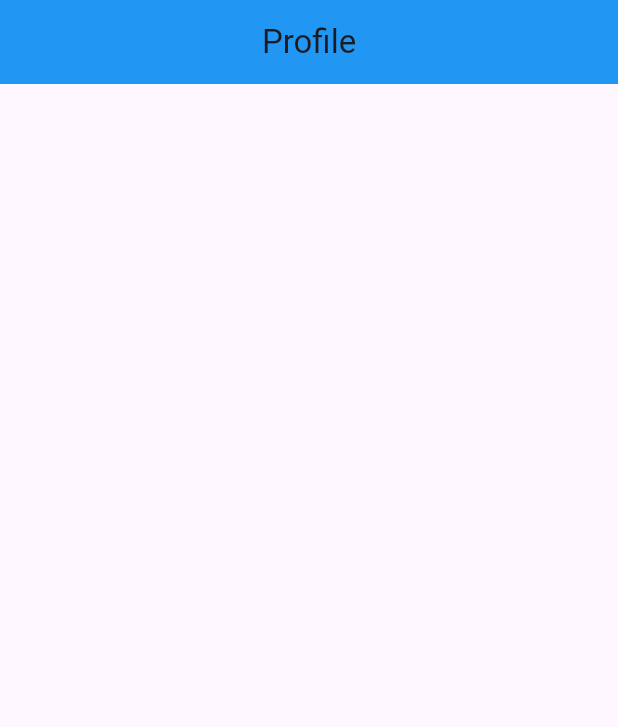
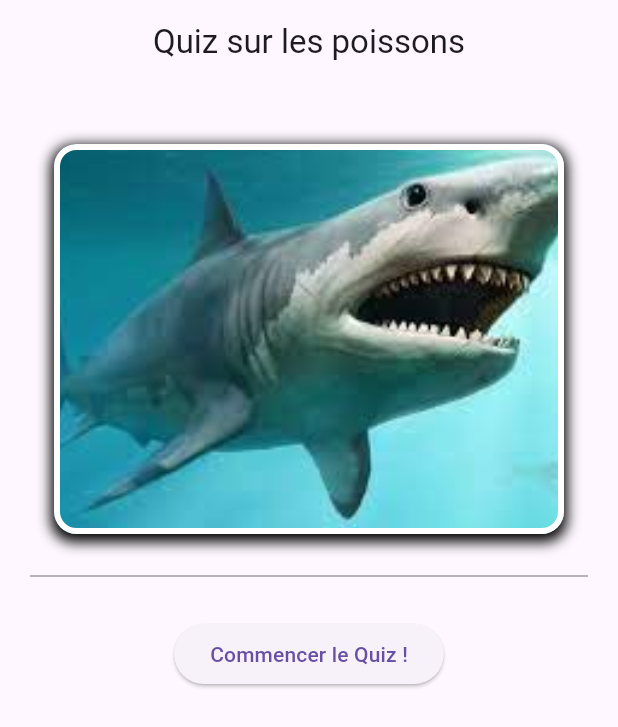
Before and after one commit to EliotGIRAUD/flutter, a Flutter app: the screen it shows after launch, on a phone screen of 412 x 824 dp. Shown: the top 727 px of the screen. Run offline on Flutter 3.47's test engine with Material 3 defaults, Android fonts, the phone set to English and light mode, and no system bars; our stand-ins replace image_picker.

Commit message:
EXO 1,2,3.

```diff
--- a/lib/main.dart
+++ b/lib/main.dart
@@ -2,7 +2,7 @@ import 'package:flutter/material.dart';
 import './screens/exo1.dart';
 import './screens/exo2.dart';
 import './screens/exo3.dart';
-import './screens/exo4.dart';
+import './screens/exo4Home.dart';
 
 void main() {
   runApp(const MainApp());
@@ -15,7 +15,7 @@ class MainApp extends StatelessWidget {
   Widget build(BuildContext context) {
     return const MaterialApp(
       debugShowCheckedModeBanner: false,
-      home: Ex4Screen(),
+      home: HomePage(),
     );
   }
 }
--- a/lib/screens/exo4.dart
+++ b/lib/screens/exo4.dart
@@ -1,23 +1,89 @@
 import 'package:flutter/material.dart';
 
-class Ex4Screen extends StatelessWidget {
-  const Ex4Screen({super.key});
+class Question {
+  String question;
+  bool isTrue;
+  String explanation;
+  String path;
 
+  Question({
+    required this.question,
+    required this.isTrue,
+    required this.explanation,
+    required this.path
+  });
+}
+
+List<Question> questions = [
+  Question(
+      question:"Un poisson peut cligner des yeux.",
+      isTrue:false,
+      explanation:"Les poissons n'ont pas de paupières, ils ne peuvent donc pas cligner des yeux. Leur environnement aquatique maintient leurs yeux constamment humides.",
+      path:"./assets/cligne.jpg"
+  ),
+  Question(
+      question:"Les poissons rouges ont une mémoire de seulement 3 secondes.",
+      isTrue:false,
+      explanation:"Contrairement à la croyance populaire, les poissons rouges ont une mémoire qui peut durer plusieurs mois ! Ils peuvent même être entraînés à reconnaître des formes et des sons.",
+      path:"./assets/memoire.jpg"
+  ),
+  Question(
+      question:"Certains poissons peuvent produire de l'électricité.",
+      isTrue:true,
+      explanation:"Des poissons comme l'anguille électrique génèrent de l'électricité pour se défendre et chasser. Ils peuvent produire des décharges allant jusqu'à 600 volts !",
+      path:"./assets/poissonelectrique.jpg"
+  ),
+  Question(
+      question:"Les requins doivent constamment nager pour ne pas couler.",
+      isTrue:true,
+      explanation:"Certains requins, comme le grand requin blanc, doivent nager en permanence pour faire circuler l’eau dans leurs branchies et ainsi respirer.",
+      path:"./assets/requin.jpg"
+  ),
+  Question(
+      question:"Tous les poissons pondent des œufs.",
+      isTrue:false,
+      explanation:"Certains poissons, comme le guppy, sont ovovivipares : ils donnent naissance à des petits déjà formés plutôt que de pondre des œufs.",
+      path:"./assets/esturgeon.jpg"
+  ),
+  Question(
+      question:"Les poissons peuvent dormir.",
+      isTrue:true,
+      explanation:"Bien qu'ils ne ferment pas les yeux, les poissons entrent dans un état de repos où leur activité cérébrale ralentit.",
+      path:"./assets/dodo.jpg"
+  ),
+  Question(
+      question:"Il existe un poisson capable de survivre hors de l'eau pendant plusieurs jours.",
+      isTrue:true,
+      explanation:"Le poisson-perroquet et certains poissons-chats peuvent survivre hors de l'eau en absorbant l'oxygène de l'air.",
+      path:"./assets/volant.jpg"
+  ),
+  Question(
+      question:"Le poisson-clown change de sexe au cours de sa vie.",
+      isTrue:true,
+      explanation:"Dans un groupe de poissons-clowns, le plus grand devient une femelle s’il n’y en a pas. Une adaptation fascinante à leur environnement !",
+      path:"./assets/clown.jpg"
+  ),
+  Question(
+      question:"Les poissons peuvent ressentir la douleur.",
+      isTrue:true,
+      explanation:"Des études ont montré que les poissons ont des récepteurs de la douleur et peuvent réagir à des stimuli nocifs.",
+      path:"./assets/douleur.jpg"
+  ),
+  Question(
+      question:"Le plus petit poisson du monde mesure moins d’un centimètre.",
+      isTrue:true,
+      explanation:"Le Paedocypris, un poisson découvert en Asie du Sud-Est, mesure environ 7,9 mm à l’âge adulte, ce qui en fait le plus petit vertébré connu.",
+      path:"./assets/petit.jpg"
+  ),
+  Question(
+      question:"Certains poissons peuvent marcher sur la terre ferme.",
+      isTrue:true,
+      explanation:"Le poisson amphibie appelé 'mudskipper' est capable de se déplacer sur la terre ferme en utilisant ses nageoires.",
+      path:"./assets/pattes.jpg"
+  )
+];
+
+class Ex4Screen extends StatefulWidget {
   @override
-  Widget build(BuildContext context) {
-    return Scaffold(
-        appBar: AppBar(
-          title: const Text('Profile'),
-          centerTitle: true,
-          backgroundColor: Colors.blue,
-        ),
-        body: SingleChildScrollView(
-            child: Column(
-                children: <Widget>[
-
-                ]
-            )
-        )
-    );
-  }
+  _Ex4ScreenState createState() => _Ex4ScreenState();
 }
--- /dev/null
+++ b/lib/screens/exo4Home.dart
@@ -0,0 +1,69 @@
+import 'package:flutter/material.dart';
+import './exo4.dart';
+
+class HomePage extends StatelessWidget {
+  const HomePage({super.key});
+
+  @override
+  Widget build(BuildContext context) {
+    return Scaffold(
+      appBar: AppBar(
+        title: Text(
+          "Quiz sur les poissons",
+        ),
+        centerTitle: true,
+      ),
+      body: Center(
+        child: Column(
+          children: <Widget>[
+            Padding(
+              padding: EdgeInsets.symmetric(vertical: 20.0),
+            ),
+            Container(
+              width: 340,
+              height: 260,
+              clipBehavior: Clip.antiAlias,
+              decoration: BoxDecoration(
+                border: Border.all(
+                  color: Colors.white,
+                  width: 4,
+                ),
+                borderRadius: BorderRadius.circular(15),
+                boxShadow: [
+                  BoxShadow(
+                    color: Colors.black.withValues (),
+                    spreadRadius: 2,
+                    blurRadius: 7,
+                    offset: Offset(0, 3),
+                  ),
+                ],
+                image: const DecorationImage(
+                  image: AssetImage('lib/assets/requin.jpg'),
+                  fit: BoxFit.cover,
+                ),
+              ),
+            ),
+            Padding(
+              padding: EdgeInsets.symmetric(vertical: 20.0),
+              child: Divider(
+                color: Colors.grey,
+                thickness: 1,
+                indent: 20,
+                endIndent: 20,
+              ),
+            ),
+            ElevatedButton(
+              onPressed: () {
+                Navigator.push(
+                  context,
+                  MaterialPageRoute(builder: (context) => Ex4Screen()),
+                );
+              },
+              child: Text("Commencer le Quiz !"),
+            ),
+          ]
+        )
+      ),
+    );
+  }
+}
```
Also changed, not shown: lib/screens/exo2.dart (+4 -4 lines), pubspec.yaml (+12 -0 lines), lib/assets/cligne.jpg (added), lib/assets/clown.jpg (added), lib/assets/dodo.jpg (added), lib/assets/douleur.jpg (added), lib/assets/esturgeon.jpg (added), lib/assets/memoire.jpg (added), lib/assets/pattes.jpg (added), lib/assets/petit.jpg (added), lib/assets/poissonelectrique.jpg (added), lib/assets/requin.jpg (added), lib/assets/volant.jpg (added).
